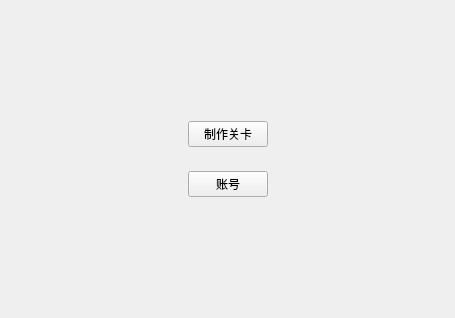
Euler-lne/Word_Elimination, file makerwindow.ui: the form before one commit.
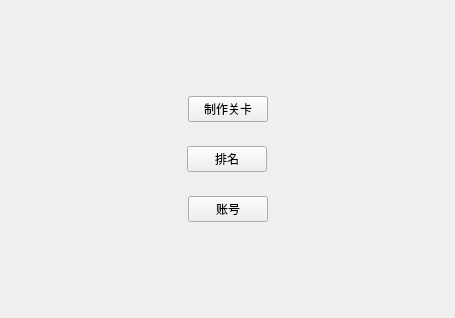
The form after the commit.

```diff
--- a/makerwindow.ui
+++ b/makerwindow.ui
@@ -66,6 +66,45 @@
      </layout>
     </widget>
    </item>
+   <item>
+    <widget class="QWidget" name="widget_3" native="true">
+     <layout class="QHBoxLayout" name="horizontalLayout_3">
+      <item>
+       <spacer name="horizontalSpacer_6">
+        <property name="orientation">
+         <enum>Qt::Horizontal</enum>
+        </property>
+        <property name="sizeHint" stdset="0">
+         <size>
+          <width>40</width>
+          <height>20</height>
+         </size>
+        </property>
+       </spacer>
+      </item>
+      <item>
+       <widget class="QPushButton" name="rankBtn">
+        <property name="text">
+         <string>排名</string>
+        </property>
+       </widget>
+      </item>
+      <item>
+       <spacer name="horizontalSpacer_5">
+        <property name="orientation">
+         <enum>Qt::Horizontal</enum>
+        </property>
+        <property name="sizeHint" stdset="0">
+         <size>
+          <width>168</width>
+          <height>20</height>
+         </size>
+        </property>
+       </spacer>
+      </item>
+     </layout>
+    </widget>
+   </item>
    <item>
     <widget class="QWidget" name="widget_2" native="true">
      <layout class="QHBoxLayout" name="horizontalLayout_2">
```
